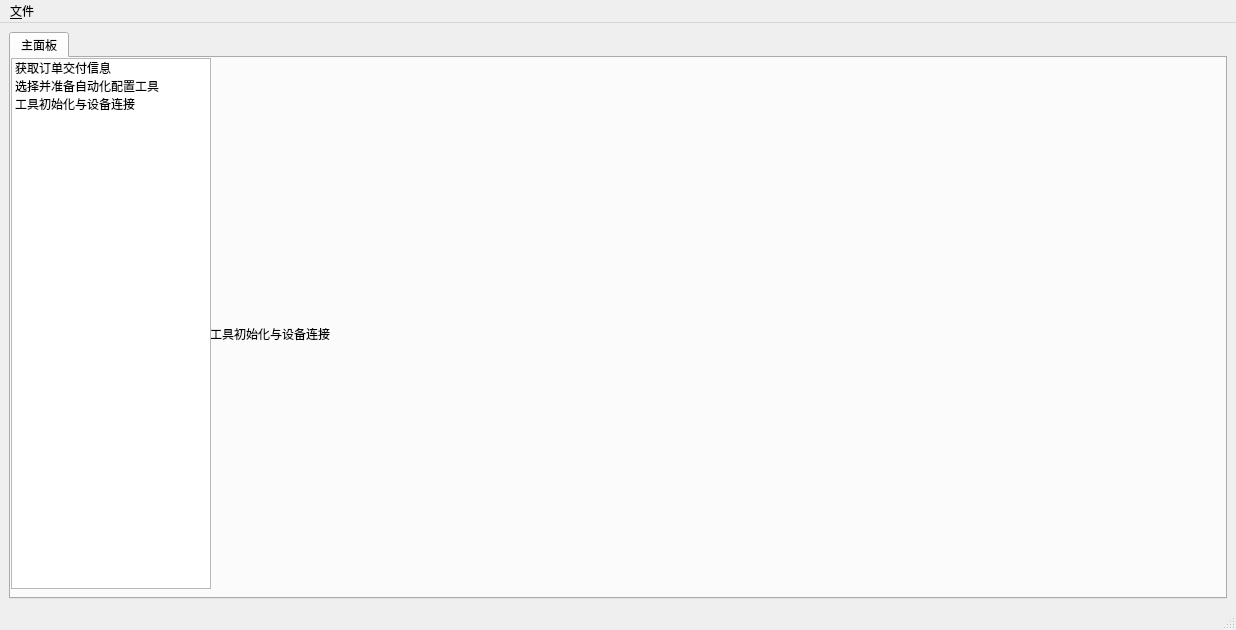
The window that src/hotel/resource/panel.ui (garyhuang2018/Test) describes before a commit, drawn with Qt 5.
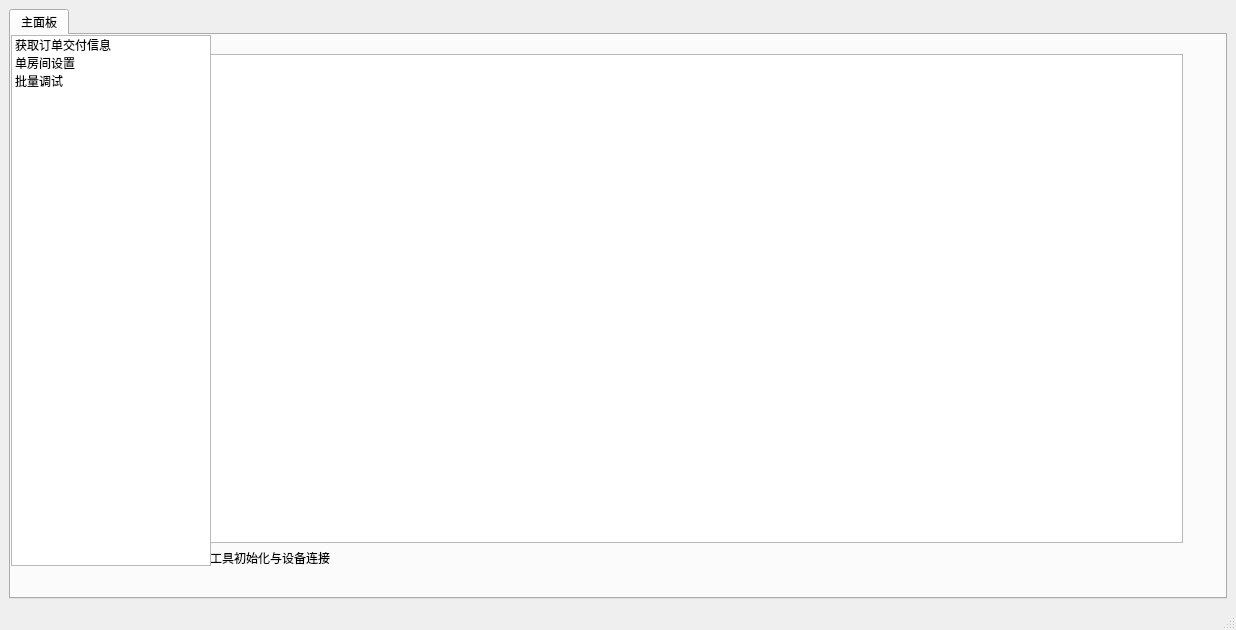
The same window after the commit. The open tabs and pages were chosen to show the change.

Commit message: HOTELCONFIG导入Mac地址信息后再关闭串口及修改UI内容

Diff of the .ui file:
```diff
--- a/src/hotel/resource/panel.ui
+++ b/src/hotel/resource/panel.ui
@@ -67,6 +67,9 @@
         </widget>
         <widget class="QWidget" name="page_3">
          <layout class="QVBoxLayout" name="verticalLayout_3">
+          <item>
+           <widget class="QListWidget" name="listWidget"/>
+          </item>
           <item>
            <widget class="QLabel" name="label_3">
             <property name="text">
@@ -105,12 +108,12 @@
         </item>
         <item>
          <property name="text">
-          <string>选择并准备自动化配置工具</string>
+          <string>单房间设置</string>
          </property>
         </item>
         <item>
          <property name="text">
-          <string>工具初始化与设备连接</string>
+          <string>批量调试</string>
          </property>
         </item>
        </widget>
@@ -120,23 +123,6 @@
     </item>
    </layout>
   </widget>
-  <widget class="QMenuBar" name="menubar">
-   <property name="geometry">
-    <rect>
-     <x>0</x>
-     <y>0</y>
-     <width>1236</width>
-     <height>23</height>
-    </rect>
-   </property>
-   <widget class="QMenu" name="menuFile">
-    <property name="title">
-     <string>&amp;文件</string>
-    </property>
-    <addaction name="actionExit"/>
-   </widget>
-   <addaction name="menuFile"/>
-  </widget>
   <widget class="QStatusBar" name="statusbar"/>
   <action name="actionExit">
    <property name="text">
```
Left out of the diff: 6 changed lines with no effect on the pictures. The commit also changes 1 other file.
